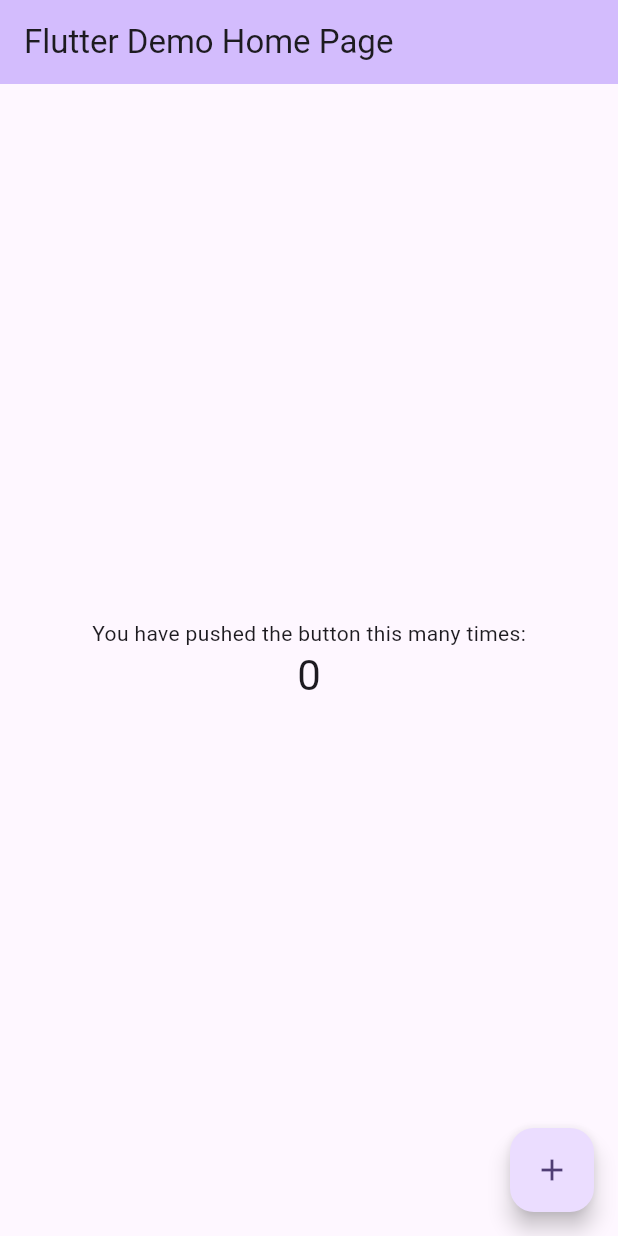
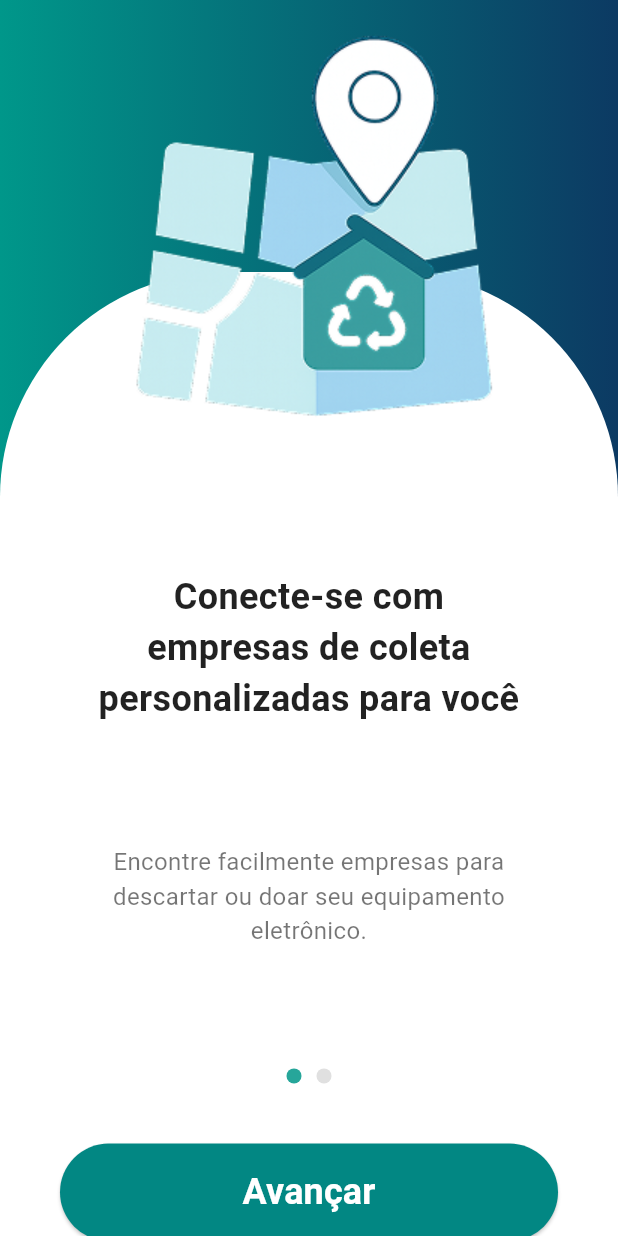
Before and after one commit to maltezzzz/app_ecocyclo, a Flutter app: the screen it shows after launch, on a phone screen of 412 x 824 dp. Run offline on Flutter 3.47's test engine with Material 3 defaults, Android fonts, the light colour scheme and no system bars; Roboto replaces fonts that are missing (Poppins).

Commit message:
Criada as telas informativas de boas vindas.

```diff
--- a/ecocyclo_app/lib/main.dart
+++ b/ecocyclo_app/lib/main.dart
@@ -1,4 +1,5 @@
 import 'package:flutter/material.dart';
+import 'screens/informativa_1.dart'; // corrige o nome do arquivo aqui
 
 void main() {
   runApp(const MyApp());
@@ -7,116 +8,16 @@ void main() {
 class MyApp extends StatelessWidget {
   const MyApp({super.key});
 
-  // This widget is the root of your application.
   @override
   Widget build(BuildContext context) {
     return MaterialApp(
+      debugShowCheckedModeBanner: false, // tira a faixa "debug"
       title: 'Flutter Demo',
       theme: ThemeData(
-        // This is the theme of your application.
-        //
-        // TRY THIS: Try running your application with "flutter run". You'll see
-        // the application has a purple toolbar. Then, without quitting the app,
-        // try changing the seedColor in the colorScheme below to Colors.green
-        // and then invoke "hot reload" (save your changes or press the "hot
-        // reload" button in a Flutter-supported IDE, or press "r" if you used
-        // the command line to start the app).
-        //
-        // Notice that the counter didn't reset back to zero; the application
-        // state is not lost during the reload. To reset the state, use hot
-        // restart instead.
-        //
-        // This works for code too, not just values: Most code changes can be
-        // tested with just a hot reload.
         colorScheme: ColorScheme.fromSeed(seedColor: Colors.deepPurple),
+        useMaterial3: true,
       ),
-      home: const MyHomePage(title: 'Flutter Demo Home Page'),
+      home: const OnboardingScreen(), // aqui você chama a sua página
     );
   }
 }
-
-class MyHomePage extends StatefulWidget {
-  const MyHomePage({super.key, required this.title});
-
-  // This widget is the home page of your application. It is stateful, meaning
-  // that it has a State object (defined below) that contains fields that affect
-  // how it looks.
-
-  // This class is the configuration for the state. It holds the values (in this
-  // case the title) provided by the parent (in this case the App widget) and
-  // used by the build method of the State. Fields in a Widget subclass are
-  // always marked "final".
-
-  final String title;
-
-  @override
-  State<MyHomePage> createState() => _MyHomePageState();
-}
-
-class _MyHomePageState extends State<MyHomePage> {
-  int _counter = 0;
-
-  void _incrementCounter() {
-    setState(() {
-      // This call to setState tells the Flutter framework that something has
-      // changed in this State, which causes it to rerun the build method below
-      // so that the display can reflect the updated values. If we changed
-      // _counter without calling setState(), then the build method would not be
-      // called again, and so nothing would appear to happen.
-      _counter++;
-    });
-  }
-
-  @override
-  Widget build(BuildContext context) {
-    // This method is rerun every time setState is called, for instance as done
-    // by the _incrementCounter method above.
-    //
-    // The Flutter framework has been optimized to make rerunning build methods
-    // fast, so that you can just rebuild anything that needs updating rather
-    // than having to individually change instances of widgets.
-    return Scaffold(
-      appBar: AppBar(
-        // TRY THIS: Try changing the color here to a specific color (to
-        // Colors.amber, perhaps?) and trigger a hot reload to see the AppBar
-        // change color while the other colors stay the same.
-        backgroundColor: Theme.of(context).colorScheme.inversePrimary,
-        // Here we take the value from the MyHomePage object that was created by
-        // the App.build method, and use it to set our appbar title.
-        title: Text(widget.title),
-      ),
-      body: Center(
-        // Center is a layout widget. It takes a single child and positions it
-        // in the middle of the parent.
-        child: Column(
-          // Column is also a layout widget. It takes a list of children and
-          // arranges them vertically. By default, it sizes itself to fit its
-          // children horizontally, and tries to be as tall as its parent.
-          //
-          // Column has various properties to control how it sizes itself and
-          // how it positions its children. Here we use mainAxisAlignment to
-          // center the children vertically; the main axis here is the vertical
-          // axis because Columns are vertical (the cross axis would be
-          // horizontal).
-          //
-          // TRY THIS: Invoke "debug painting" (choose the "Toggle Debug Paint"
-          // action in the IDE, or press "p" in the console), to see the
-          // wireframe for each widget.
-          mainAxisAlignment: MainAxisAlignment.center,
-          children: <Widget>[
-            const Text('You have pushed the button this many times:'),
-            Text(
-              '$_counter',
-              style: Theme.of(context).textTheme.headlineMedium,
-            ),
-          ],
-        ),
-      ),
-      floatingActionButton: FloatingActionButton(
-        onPressed: _incrementCounter,
-        tooltip: 'Increment',
-        child: const Icon(Icons.add),
-      ), // This trailing comma makes auto-formatting nicer for build methods.
-    );
-  }
-}
--- /dev/null
+++ b/ecocyclo_app/lib/screens/informativa_1.dart
@@ -0,0 +1,160 @@
+import 'package:flutter/material.dart';
+import 'informativa_2.dart'; // Importe a nova tela
+
+// A sua tela principal de Onboarding
+class OnboardingScreen extends StatelessWidget {
+  const OnboardingScreen({super.key});
+
+  @override
+  Widget build(BuildContext context) {
+    return Scaffold(
+      body: Stack(
+        clipBehavior: Clip.none,
+        children: [
+          // Gradiente de fundo
+          Container(
+            decoration: const BoxDecoration(
+              gradient: LinearGradient(
+                begin: Alignment.centerLeft, // Início do gradiente na esquerda
+                end: Alignment.centerRight, // Fim do gradiente na direita
+                colors: [
+                  Color(0xFF00978A), // Cor de início do gradiente
+                  Color(0xFF0C3A63), // Cor de fim do gradiente
+                ],
+              ),
+            ),
+          ),
+
+          // 1. O conteúdo da sua tela dentro de um Container arredondado (Parte Branca)
+          Align(
+            alignment: Alignment.bottomCenter,
+            child: Container(
+              height: MediaQuery.of(context).size.height * 0.78, // Aumentada a altura para ocupar mais espaço
+              decoration: const BoxDecoration(
+                color: Colors.white, // Fundo branco
+                borderRadius: BorderRadius.only(
+                  topLeft: Radius.circular(150.0), // Arredondamento ainda maior
+                  topRight: Radius.circular(150.0), // Arredondamento ainda maior
+                ),
+              ),
+              child: SingleChildScrollView(
+                child: SafeArea(
+                  child: Column(
+                    children: [
+                      const SizedBox(height: 200), // Este SizedBox já cria o espaço do topo.
+
+                      // Título principal
+                      const Padding(
+                        padding: EdgeInsets.symmetric(horizontal: 40.0),
+                        child: Text(
+                          'Conecte-se com\nempresas de coleta\npersonalizadas para você',
+                          textAlign: TextAlign.center,
+                          style: TextStyle(
+                            fontSize: 24,
+                            fontWeight: FontWeight.bold,
+                            color: Colors.black87,
+                          ),
+                        ),
+                      ),
+
+                      // Adicione um SizedBox aqui para mover o subtítulo para baixo
+                      const SizedBox(height: 80),
+
+                      // Subtítulo
+                      const Padding(
+                        padding: EdgeInsets.symmetric(horizontal: 40.0),
+                        child: Text(
+                          'Encontre facilmente empresas para\ndescartar ou doar seu equipamento\neletrônico.',
+                          textAlign: TextAlign.center,
+                          style: TextStyle(
+                            fontSize: 16,
+                            color: Colors.black54,
+                          ),
+                        ),
+                      ),
+
+                      // Volte este SizedBox para o valor original para manter a posição do botão
+                      const SizedBox(height: 80),
+
+                      // Indicadores de página
+                      Row(
+                        mainAxisAlignment: MainAxisAlignment.center,
+                        children: [
+                          Container(
+                            width: 10,
+                            height: 10,
+                            decoration: BoxDecoration(
+                              color: Colors.teal[400],
+                              shape: BoxShape.circle,
+                            ),
+                          ),
+                          const SizedBox(width: 10),
+                          Container(
+                            width: 10,
+                            height: 10,
+                            decoration: BoxDecoration(
+                              color: Colors.grey[300],
+                              shape: BoxShape.circle,
+                            ),
+                          ),
+                        ],
+                      ),
+
+                      const SizedBox(height: 20),
+
+                      // Botão "Avançar"
+                      Padding(
+                        padding: const EdgeInsets.symmetric(horizontal: 40.0, vertical: 20.0),
+                        child: SizedBox(
+                          width: 350.0,
+                          height: 65,
+                          child: ElevatedButton(
+                            onPressed: () {
+                              // Adicione a lógica de navegação aqui
+                              Navigator.push(
+                                context,
+                                MaterialPageRoute(
+                                  builder: (context) => const Informativa2Screen(),
+                                ),
+                              );
+                            },
+                            style: ElevatedButton.styleFrom(
+                              backgroundColor: const Color(0xFF028783),
+                              shape: RoundedRectangleBorder(
+                                borderRadius: BorderRadius.circular(32.5),
+                              ),
+                            ),
+                            child: const Text(
+                              'Avançar',
+                              style: TextStyle(
+                                fontSize: 24,
+                                fontWeight: FontWeight.bold,
+                                color: Colors.white,
+                                fontFamily: 'Poppins',
+                              ),
+                            ),
+                          ),
+                        ),
+                      ),
+                    ],
+                  ),
+                ),
+              ),
+            ),
+          ),
+
+          // 2. A imagem que fica entre as duas partes (sobre o verde e o branco)
+          Positioned(
+            top: -43.0, // Valor negativo para que a imagem suba para fora dos limites do Stack
+            left: 0,
+            right: 0,
+            child: Image.asset(
+              'assets/loc.png',
+              width: 300,
+            ),
+          ),
+        ],
+      ),
+    );
+  }
+}
--- a/ecocyclo_app/pubspec.yaml
+++ b/ecocyclo_app/pubspec.yaml
@@ -58,8 +58,9 @@ flutter:
   uses-material-design: true
 
   # To add assets to your application, add an assets section, like this:
-  # assets:
-  #   - images/a_dot_burr.jpeg
+  assets:
+    - assets/loc.png
+    - assets/graf.jpg
   #   - images/a_dot_ham.jpeg
 
   # An image asset can refer to one or more resolution-specific "variants", see
```
Also changed, not shown: ecocyclo_app/lib/screens/informativa_2.dart (added, +161 -0 lines), ecocyclo_app/assets/graf.jpg (added), ecocyclo_app/assets/loc.png (added).
